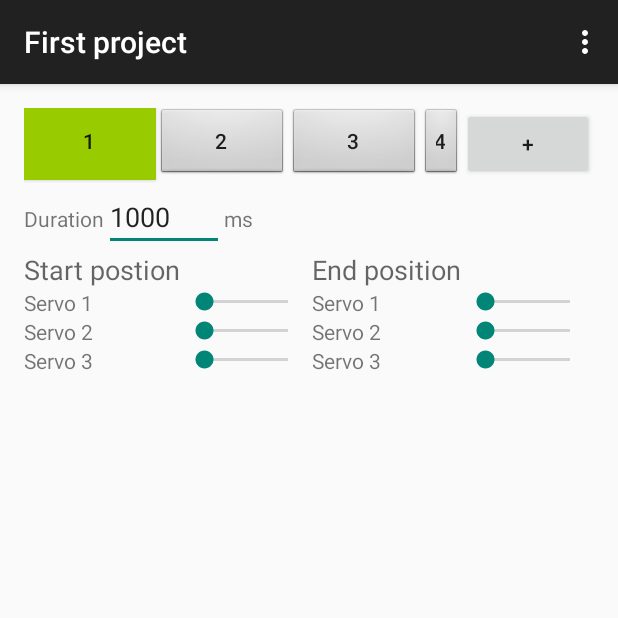
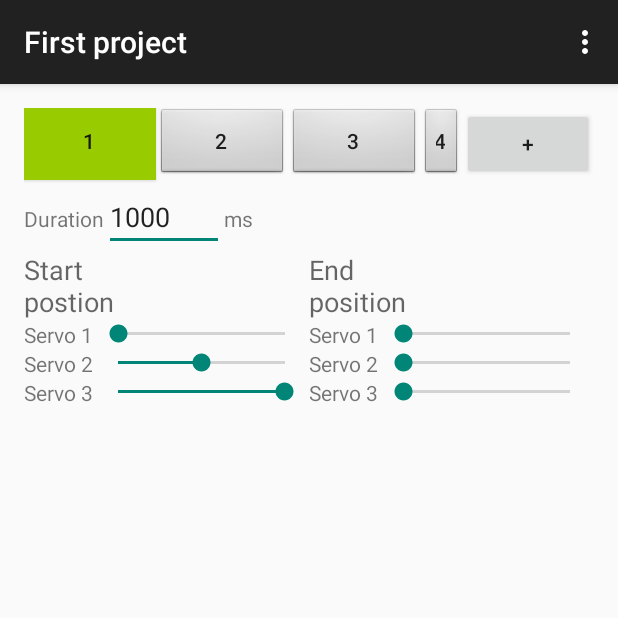
Before and after one commit to ngirardin/graveyard_bob, an Android app: the screen it shows after launch (ProjectActivity), after a tap on an icon or button, on a phone screen of 412 x 824 dp, the top half of it. Run offline under Robolectric (Android 15) with nearby library versions, the phone set to English and light mode, and no system bars.

Commit message:
Set the slider positions

```diff
--- a/app/src/main/java/fr/dmconcept/bob/activities/ProjectActivity.java
+++ b/app/src/main/java/fr/dmconcept/bob/activities/ProjectActivity.java
@@ -11,6 +11,7 @@ import android.view.View;
 import android.view.ViewGroup;
 import android.widget.Button;
 import android.widget.LinearLayout;
+import android.widget.SeekBar;
 import android.widget.TableLayout;
 import android.widget.TableRow;
 import android.widget.TextView;
@@ -83,8 +84,8 @@ public class ProjectActivity extends ActionBarActivity {
             this.project = Projects.findById(projectId);
 
             updateTitle();
+            createPositionSliders(rootView, savedInstanceState);
             createTimeline(rootView);
-            createPositionSliders(rootView, savedInstanceState);
 
             return rootView;
         }
@@ -125,9 +126,7 @@ public class ProjectActivity extends ActionBarActivity {
                 timeline.addView(button);
             }
 
-            // Select the first position
             selectPosition((Button) timeline.getChildAt(0));
-
         }
 
         private void selectPosition(Button button) {
@@ -144,8 +143,16 @@ public class ProjectActivity extends ActionBarActivity {
             // Set the selected position button as active
             button.setBackgroundColor(getResources().getColor(android.R.color.holo_green_light));
 
-            // Update the position sliders positions
+            // Update the position sliders
+            View root = button.getRootView();
+
+            TableLayout startPositions = (TableLayout) root.findViewById(R.id.startPositions);
+            TableLayout endPositions   = (TableLayout) root.findViewById(R.id.endPositions  );
+
             Step step = project.steps[positionIndex];
+
+            for (int i = 0; i < step.getServosCount(); i++)
+                ((SeekBar) startPositions.findViewWithTag(i)).setProgress(step.getServo(i));
 
         }
 
@@ -169,11 +176,11 @@ public class ProjectActivity extends ActionBarActivity {
             // Inflate the position slider widget
             TableRow positionSliderRow = (TableRow) inflater.inflate(R.layout.layout_position_sliders, null);
 
-            // Set the servo id
-            positionSliderRow.setTag(servoIndex);
-
             // Update the servo name text
             ((TextView) positionSliderRow.findViewById(R.id.text)).setText("Servo " + (servoIndex + 1));
+
+            // Set a tag to the slider for easier retrieval
+            positionSliderRow.findViewById(R.id.slider).setTag(servoIndex);
 
             // Append the position slider to the parent view
             parent.addView(positionSliderRow);
--- a/app/src/main/res/layout/fragment_project.xml
+++ b/app/src/main/res/layout/fragment_project.xml
@@ -79,7 +79,8 @@
                     android:layout_height="wrap_content"
                     android:textAppearance="?android:attr/textAppearanceMedium"
                     android:text="Start postion"
-                    android:id="@+id/textView" />
+                    android:id="@+id/textView"
+                    android:layout_span="2" />
             </TableRow>
         </TableLayout>
 
@@ -100,7 +101,8 @@
                     android:layout_height="wrap_content"
                     android:textAppearance="?android:attr/textAppearanceMedium"
                     android:text="End position"
-                    android:id="@+id/textView2" />
+                    android:id="@+id/textView2"
+                    android:layout_span="2" />
             </TableRow>
         </TableLayout>
     </LinearLayout>
--- a/app/src/main/res/layout/layout_position_sliders.xml
+++ b/app/src/main/res/layout/layout_position_sliders.xml
@@ -12,10 +12,10 @@
     <SeekBar
         android:layout_width="match_parent"
         android:layout_height="wrap_content"
-        android:id="@+id/seekBar"
         android:indeterminate="false"
         android:max="100"
         android:mirrorForRtl="true"
-        android:layout_weight="1" />
+        android:layout_weight="1"
+        android:id="@+id/slider" />
 
 </TableRow>
```
